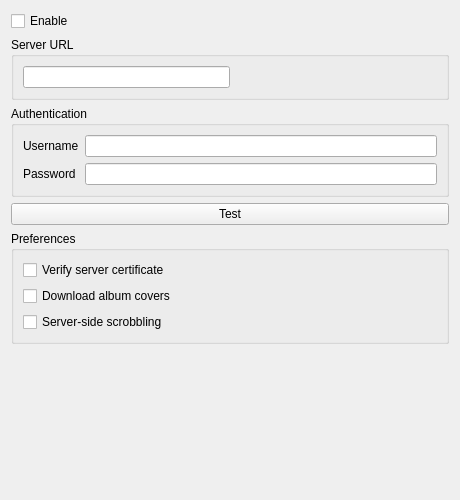
strawberrymusicplayer/strawberry, file src/settings/subsonicsettingspage.ui: the form before one commit.
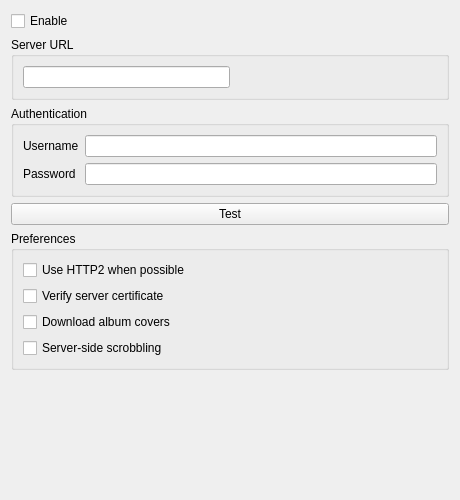
The form after the commit. Icons and pictures are not drawn.

Commit message:
Add Subsonic option to turn off HTTP2
Fixes #718

The edit to the form file:
```diff
--- a/src/settings/subsonicsettingspage.ui
+++ b/src/settings/subsonicsettingspage.ui
@@ -106,6 +106,13 @@
       <string>Preferences</string>
      </property>
      <layout class="QVBoxLayout" name="verticalLayout_2">
+      <item>
+       <widget class="QCheckBox" name="checkbox_http2">
+        <property name="text">
+         <string>Use HTTP2 when possible</string>
+        </property>
+       </widget>
+      </item>
       <item>
        <widget class="QCheckBox" name="checkbox_verify_certificate">
         <property name="text">
```
The commit also changes 6 other files.
